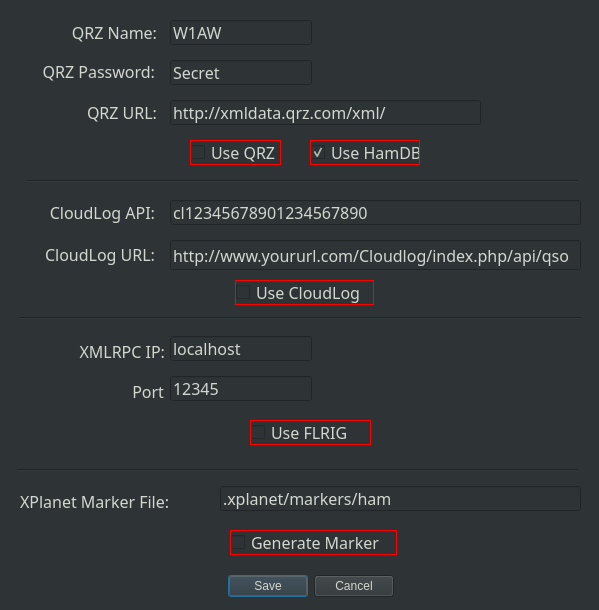
mbridak/WinterFieldDayLogger, file settings.ui: the form before one commit.
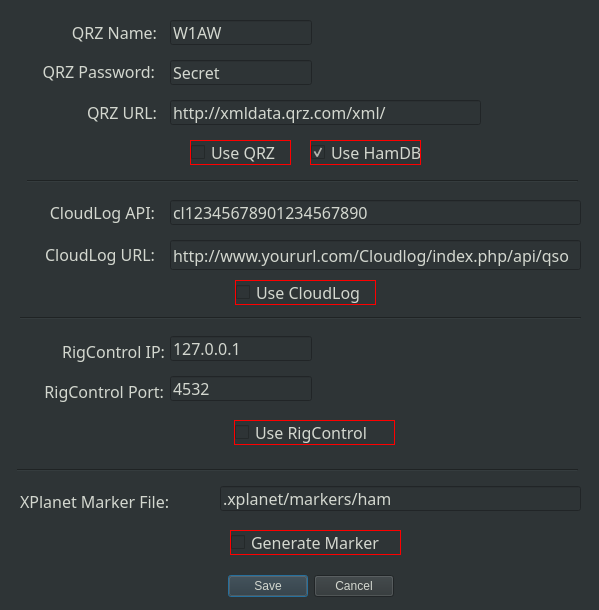
The form after the commit.

Commit message: Fix: Adjusted UI for Windows platform.

Diff of the .ui file:
```diff
--- a/settings.ui
+++ b/settings.ui
@@ -56,9 +56,9 @@
   <widget class="QLabel" name="label">
    <property name="geometry">
     <rect>
-     <x>70</x>
+     <x>56</x>
      <y>21</y>
-     <width>87</width>
+     <width>101</width>
      <height>22</height>
     </rect>
    </property>
@@ -80,9 +80,9 @@
   <widget class="QLabel" name="label_2">
    <property name="geometry">
     <rect>
-     <x>30</x>
+     <x>24</x>
      <y>60</y>
-     <width>125</width>
+     <width>131</width>
      <height>22</height>
     </rect>
    </property>
@@ -104,9 +104,9 @@
   <widget class="QLabel" name="label_3">
    <property name="geometry">
     <rect>
-     <x>80</x>
+     <x>66</x>
      <y>101</y>
-     <width>77</width>
+     <width>91</width>
      <height>22</height>
     </rect>
    </property>
@@ -128,9 +128,9 @@
   <widget class="QLabel" name="label_4">
    <property name="geometry">
     <rect>
-     <x>30</x>
+     <x>24</x>
      <y>201</y>
-     <width>125</width>
+     <width>131</width>
      <height>22</height>
     </rect>
    </property>
@@ -152,9 +152,9 @@
   <widget class="QLabel" name="label_5">
    <property name="geometry">
     <rect>
-     <x>30</x>
+     <x>24</x>
      <y>243</y>
-     <width>125</width>
+     <width>131</width>
      <height>22</height>
     </rect>
    </property>
@@ -176,9 +176,9 @@
   <widget class="QLabel" name="label_6">
    <property name="geometry">
     <rect>
-     <x>30</x>
+     <x>24</x>
      <y>340</y>
-     <width>135</width>
+     <width>141</width>
      <height>22</height>
     </rect>
    </property>
@@ -191,7 +191,7 @@
     </font>
    </property>
    <property name="text">
-    <string>XMLRPC IP:</string>
+    <string>RigControl IP:</string>
    </property>
    <property name="alignment">
     <set>Qt::AlignRight|Qt::AlignTrailing|Qt::AlignVCenter</set>
@@ -200,9 +200,9 @@
   <widget class="QLabel" name="label_7">
    <property name="geometry">
     <rect>
-     <x>103</x>
+     <x>3</x>
      <y>380</y>
-     <width>61</width>
+     <width>161</width>
      <height>22</height>
     </rect>
    </property>
@@ -215,7 +215,7 @@
     </font>
    </property>
    <property name="text">
-    <string>Port</string>
+    <string>RigControl Port:</string>
    </property>
    <property name="alignment">
     <set>Qt::AlignRight|Qt::AlignTrailing|Qt::AlignVCenter</set>
@@ -226,7 +226,7 @@
     <rect>
      <x>190</x>
      <y>140</y>
-     <width>91</width>
+     <width>101</width>
      <height>25</height>
     </rect>
    </property>
@@ -253,7 +253,7 @@
     <rect>
      <x>235</x>
      <y>280</y>
-     <width>139</width>
+     <width>141</width>
      <height>25</height>
     </rect>
    </property>
@@ -275,9 +275,9 @@
   <widget class="QCheckBox" name="userigcontrol_checkBox">
    <property name="geometry">
     <rect>
-     <x>250</x>
+     <x>234</x>
      <y>420</y>
-     <width>121</width>
+     <width>161</width>
      <height>25</height>
     </rect>
    </property>
@@ -293,7 +293,7 @@
     <string notr="true">border: 1px solid red;</string>
    </property>
    <property name="text">
-    <string>Use FLRIG</string>
+    <string>Use RigControl</string>
    </property>
   </widget>
   <widget class="QLineEdit" name="qrzname_field">
@@ -419,7 +419,7 @@
     </font>
    </property>
    <property name="text">
-    <string>localhost</string>
+    <string>127.0.0.1</string>
    </property>
   </widget>
   <widget class="QLineEdit" name="rigcontrolport_field">
@@ -440,7 +440,7 @@
     </font>
    </property>
    <property name="text">
-    <string>12345</string>
+    <string>4532</string>
    </property>
   </widget>
   <widget class="Line" name="line">
@@ -541,7 +541,7 @@
     <rect>
      <x>230</x>
      <y>530</y>
-     <width>167</width>
+     <width>171</width>
      <height>25</height>
     </rect>
    </property>
@@ -566,7 +566,7 @@
     <rect>
      <x>310</x>
      <y>140</y>
-     <width>110</width>
+     <width>111</width>
      <height>25</height>
     </rect>
    </property>
```
The commit also changes 3 other files.
